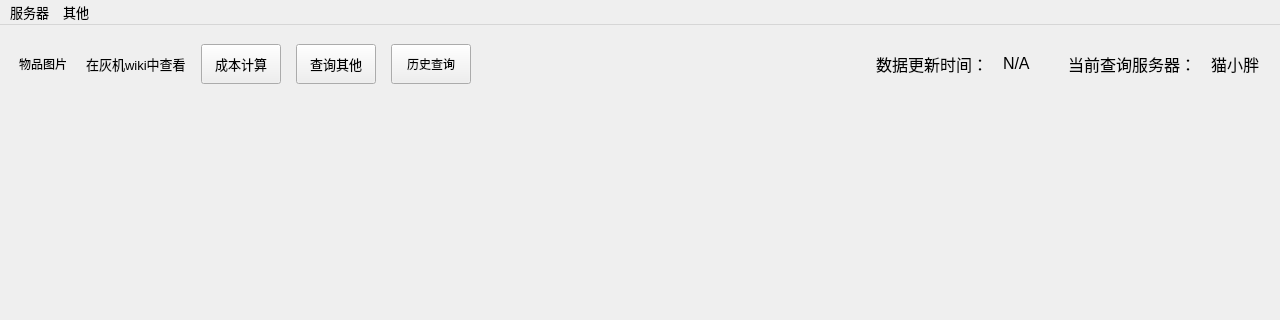
Old version of the form main_window.ui in the repository NagaResst/Paissa; both pictures show x 0 to 1280 and y 0 to 320 of the 1280 by 800 pixel window.
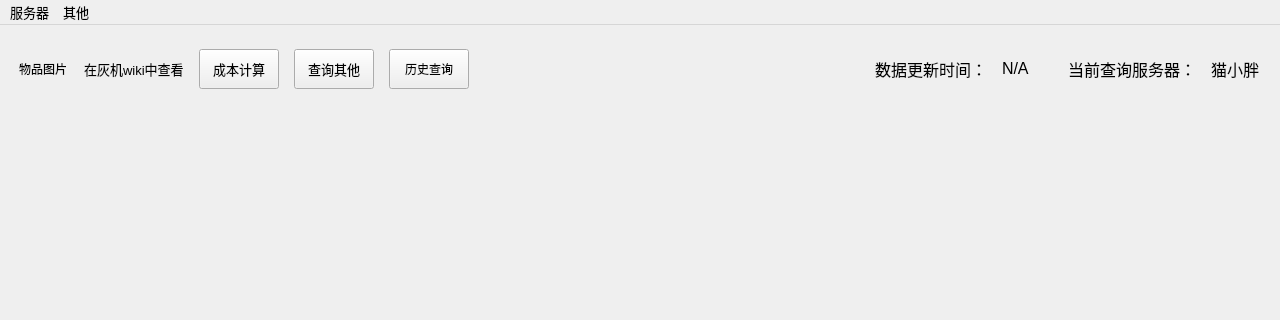
New version of the form.

```diff
--- a/main_window.ui
+++ b/main_window.ui
@@ -71,21 +71,21 @@
          <item>
           <widget class="QLabel" name="item_icon">
            <property name="sizePolicy">
-            <sizepolicy hsizetype="Expanding" vsizetype="Expanding">
+            <sizepolicy hsizetype="Fixed" vsizetype="Fixed">
              <horstretch>0</horstretch>
              <verstretch>0</verstretch>
             </sizepolicy>
            </property>
            <property name="minimumSize">
             <size>
-             <width>40</width>
-             <height>40</height>
+             <width>50</width>
+             <height>50</height>
             </size>
            </property>
            <property name="maximumSize">
             <size>
-             <width>16777215</width>
-             <height>16777215</height>
+             <width>50</width>
+             <height>50</height>
             </size>
            </property>
            <property name="baseSize">
```
